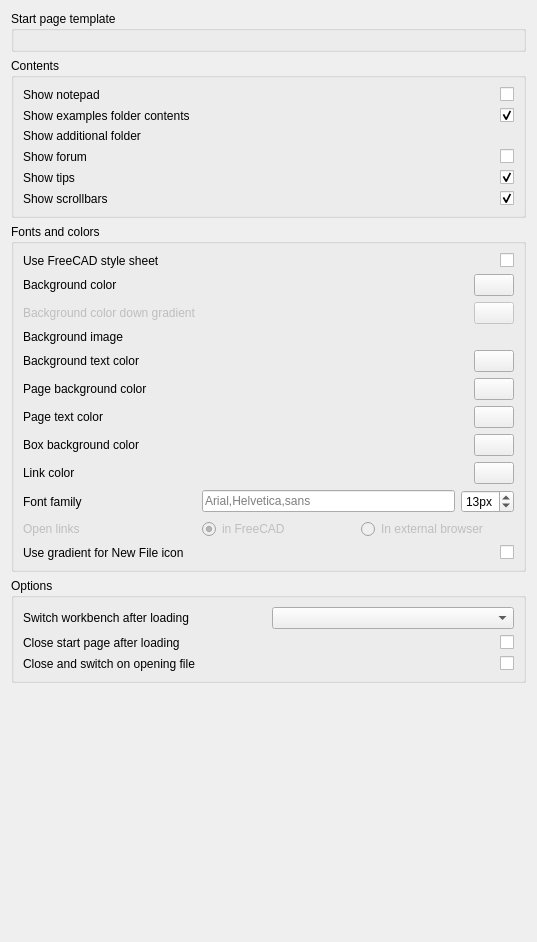
Qt form src/Mod/Start/Gui/DlgStartPreferences.ui (southseact-3d/fcd) before a commit.
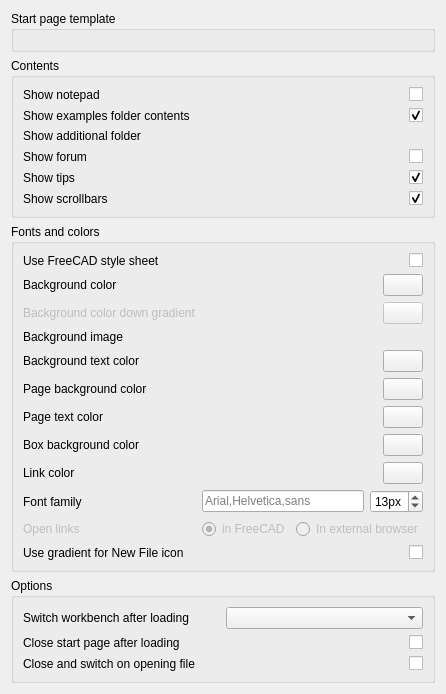
The same form after that commit. Custom widgets are drawn as their Qt base class.

Commit message:
[Start] set sensible size for DlgStartPreferences.ui
- as mentioned in #8330, new size set by QtDesigner

Patch:
```diff
--- a/src/Mod/Start/Gui/DlgStartPreferences.ui
+++ b/src/Mod/Start/Gui/DlgStartPreferences.ui
@@ -6,8 +6,8 @@
    <rect>
     <x>0</x>
     <y>0</y>
-    <width>537</width>
-    <height>942</height>
+    <width>401</width>
+    <height>690</height>
    </rect>
   </property>
   <property name="windowTitle">
```
